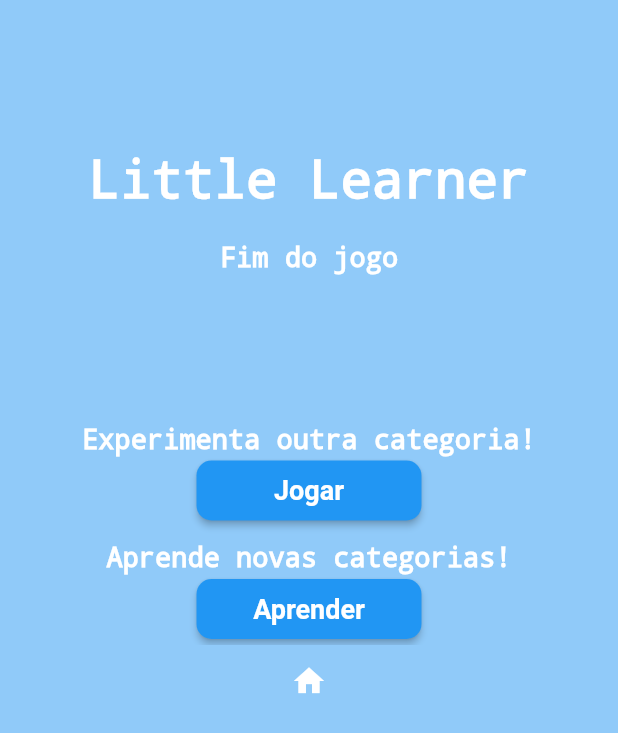
After one commit to DiogoF17/SAM, a Flutter app: the screen it shows after launch, after a tap on "Acabou", on a phone screen of 412 x 824 dp. The commit adds this screen. Shown: the top 733 px of the screen. Run offline on Flutter 3.47's test engine with Material 2 defaults, Android fonts, the phone set to English and light mode, and no system bars; our stand-ins replace firebase_core, firebase_database, flutter_tts, video_player; accounts and stored records are empty.

Commit message:
created new page - gameOver

```diff
--- a/app/lib/main.dart
+++ b/app/lib/main.dart
@@ -1,6 +1,6 @@
 import 'package:flutter/material.dart';
 import "package:firebase_core/firebase_core.dart";
-
+import 'package:flutter/widgets.dart';
 import 'pages/home.dart';
 
 Future<void> main() async {
--- /dev/null
+++ b/app/lib/pages/gameOver.dart
@@ -0,0 +1,31 @@
+import 'package:app/pages/learnCategories.dart';
+import 'package:app/pages/playCategories.dart';
+import 'package:flutter/material.dart';
+
+import "../utils/utils.dart";
+import 'home.dart';
+
+class GameOver extends StatelessWidget {
+  const GameOver({Key? key}) : super(key: key);
+
+  @override
+  Widget build(BuildContext context) {
+    return Container(
+        color: getAppThemeColor(),
+        child: Column(children: <Widget>[
+          const SizedBox(height: 100.0),
+          getTitle(),
+          const SizedBox(height: 20.0),
+          getPersonalizedText("Fim do jogo"),
+          const SizedBox(height: 100.0),
+          getPersonalizedText("Experimenta outra categoria!"),
+          getButton("Jogar", 150.0,
+              action: () => {nextPage(context, const PlayCategoriesPage())}),
+          const SizedBox(height: 10.0),
+          getPersonalizedText("Aprende novas categorias!"),
+          getButton("Aprender", 150.0,
+              action: () => {nextPage(context, const LearnCategoriesPage())}),
+          homePageIcon(context),
+        ]));
+  }
+}
--- a/app/lib/pages/home.dart
+++ b/app/lib/pages/home.dart
@@ -1,3 +1,4 @@
+import 'package:app/pages/gameOver.dart';
 import 'package:flutter/material.dart';
 
 import "../utils/utils.dart";
@@ -5,6 +6,7 @@ import 'package:app/pages/playCategories.dart';
 import 'package:app/pages/learnCategories.dart';
 import 'package:app/pages/credits.dart';
 import 'package:app/database/database.dart';
+
 
 class HomePage extends StatelessWidget {
   const HomePage({Key? key}) : super(key: key);
@@ -26,6 +28,8 @@ class HomePage extends StatelessWidget {
                 action: () => {nextPage(context, const LearnCategoriesPage())}),
             getButton("Créditos", 150.0,
                 action: () => {nextPage(context, const CreditsPage())}),
+            getButton("Acabou", 150.0,
+                action: () => {nextPage(context, const GameOver())}),
           ],
         ));
   }
--- a/app/lib/utils/utils.dart
+++ b/app/lib/utils/utils.dart
@@ -84,6 +84,20 @@ Widget hearSoundButton(String soundName, {action}) {
               getPersonalizedText("Ouvir Novamente", fontSize: 13.0)
             ])
           ]));
+}
+
+Widget homePageIcon(BuildContext context) {
+  return  Material(
+
+    color: getAppThemeColor(),
+    child: Center(
+      child: IconButton(
+          icon: const Icon(Icons.home),
+          color: Colors.white,
+          onPressed: () => {clearNavigationStack(context,HomePage())},
+        ),
+      ),
+    );
 }
 
 Widget topBarSpecificCategoriesPage(BuildContext context) {
```
Also changed, not shown: 2 other files.
